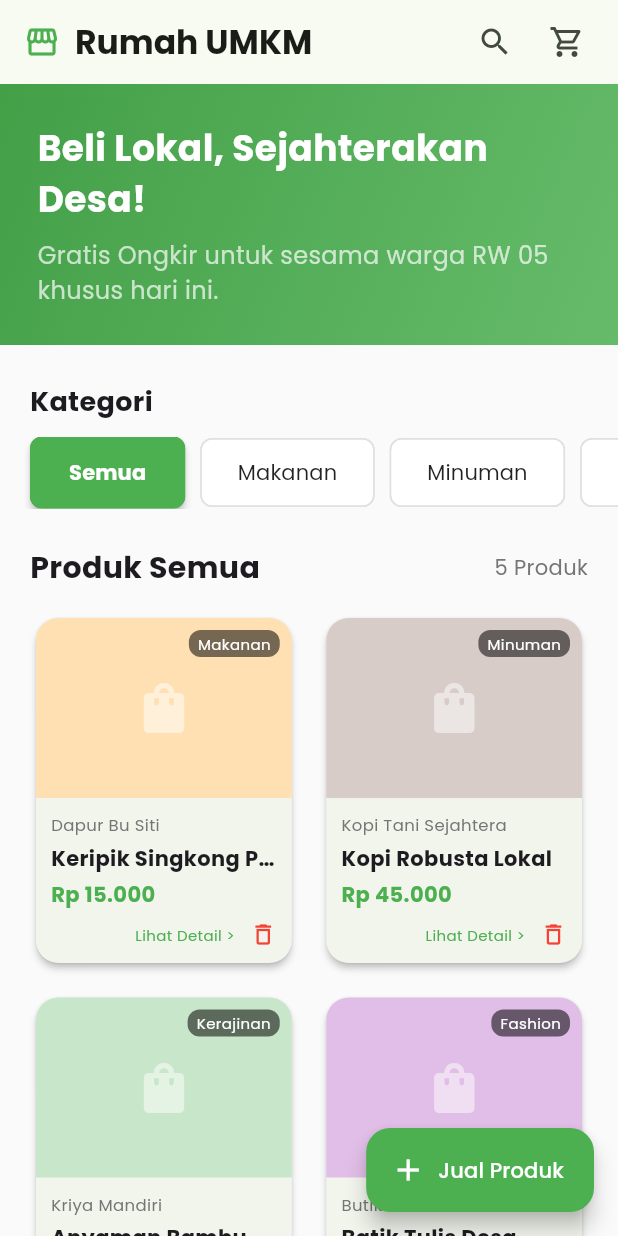
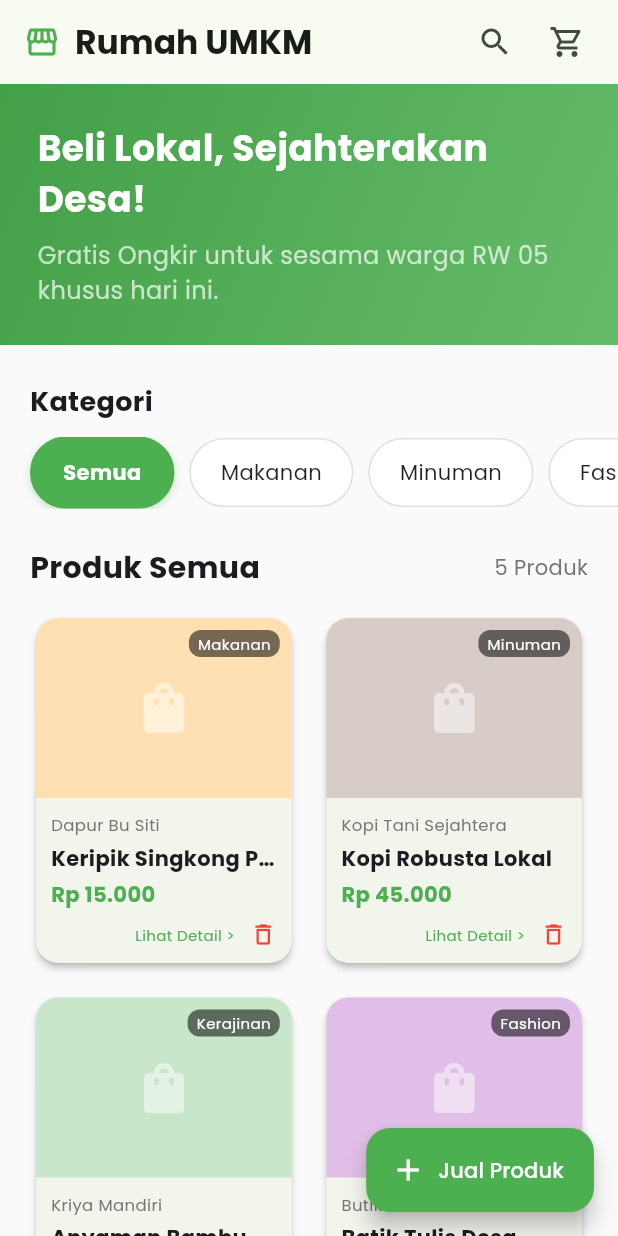
Before and after one commit to zakkutsu/rumah_umkm_app, a Flutter app: the screen it shows after launch, on a phone screen of 412 x 824 dp. Run offline on Flutter 3.47's test engine with Material 3 defaults, Android fonts, the phone set to English and light mode, and no system bars; our stand-ins replace go_router, google_fonts.

Commit message:
fix: Resolve text truncation in category label

```diff
--- a/lib/halaman_utama.dart
+++ b/lib/halaman_utama.dart
@@ -387,41 +387,48 @@ class _HalamanUtamaUMKMState extends State<HalamanUtamaUMKM> {
     );
   }
 
-  // WIDGET: Chip Kategori (DIPERBAIKI: Responsif & Teks Full)
+  // WIDGET: Chip Kategori (Custom untuk Full Text Visibility)
   Widget _chipKategori(String label, bool isActive) {
     return Padding(
       padding: const EdgeInsets.only(right: 10),
-      child: ChoiceChip(
-        // 1. Tambahkan labelPadding agar teks tidak terpotong
-        labelPadding: const EdgeInsets.symmetric(horizontal: 16, vertical: 4),
-
-        label: Text(
-          label,
-          style: TextStyle(
-            color: isActive ? Colors.white : Colors.black87,
-            fontWeight: isActive ? FontWeight.bold : FontWeight.normal,
-            fontSize: 14,
+      child: Material(
+        color: Colors.transparent,
+        child: InkWell(
+          onTap: () {
+            setState(() {
+              _kategoriTerpilih = label;
+            });
+          },
+          borderRadius: BorderRadius.circular(25),
+          child: Container(
+            padding: const EdgeInsets.symmetric(horizontal: 20, vertical: 12),
+            decoration: BoxDecoration(
+              color: isActive ? Colors.green : Colors.white,
+              borderRadius: BorderRadius.circular(25),
+              border: Border.all(
+                color: isActive ? Colors.green : Colors.grey.shade300,
+                width: isActive ? 2 : 1,
+              ),
+              boxShadow: isActive
+                  ? [
+                      BoxShadow(
+                        color: Colors.green.withOpacity(0.3),
+                        blurRadius: 4,
+                        offset: const Offset(0, 2),
+                      )
+                    ]
+                  : null,
+            ),
+            child: Text(
+              label,
+              style: TextStyle(
+                color: isActive ? Colors.white : Colors.black87,
+                fontWeight: isActive ? FontWeight.bold : FontWeight.normal,
+                fontSize: 14,
+              ),
+            ),
           ),
         ),
-        selected: isActive,
-        onSelected: (bool selected) {
-          setState(() {
-            _kategoriTerpilih = label;
-          });
-        },
-        selectedColor: Colors.green,
-        backgroundColor: Colors.white,
-
-        // 2. Hilangkan checkmark agar lebar chip konsisten
-        showCheckmark: false,
-
-        // 3. Border yang jelas
-        side: isActive
-            ? const BorderSide(color: Colors.green, width: 2)
-            : BorderSide(color: Colors.grey.shade300),
-
-        elevation: isActive ? 2 : 0,
-        shadowColor: Colors.green.withOpacity(0.4),
       ),
     );
   }
```
